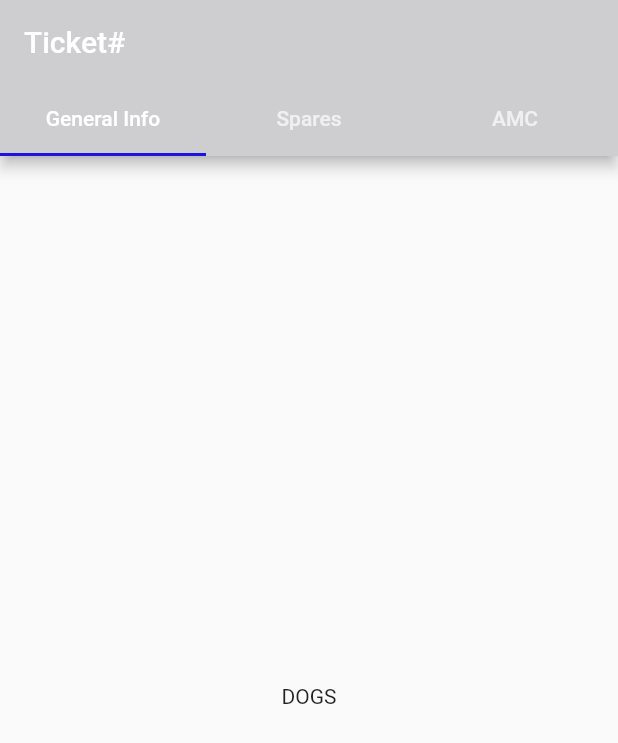
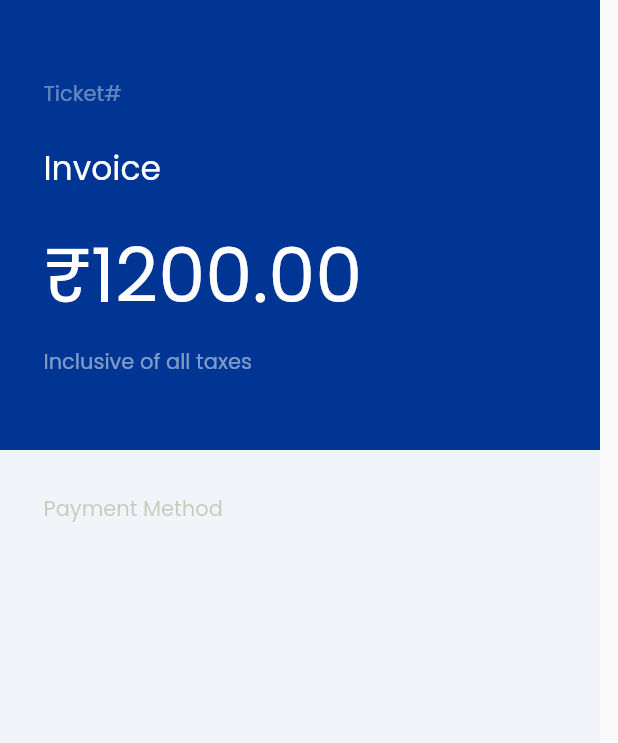
Before and after one commit to piyushgautam258/Eureka, a Flutter app: the screen it shows after launch, on a phone screen of 412 x 824 dp. Shown: the top 743 px of the screen. Run offline on Flutter 3.47's test engine with Material 2 defaults, Android fonts, the phone set to English and light mode, and no system bars.

Commit message:
commit 2

```diff
--- a/lib/main.dart
+++ b/lib/main.dart
@@ -1,4 +1,6 @@
 import 'package:eureka_poc/screen/ticketScreen.dart';
+import 'package:eureka_poc/screen/ticketinvoiceScreen.dart';
+
 import 'package:flutter/material.dart';
 
 void main() {
@@ -15,8 +17,10 @@ class MyApp extends StatelessWidget {
       // title: 'Flutter Demo',
       theme: ThemeData(
         primarySwatch: Colors.blue,
+                fontFamily: 'Poppins',
+
       ),
-      home: const TiketScreen(),
+      home: const ticketinvoiceScreen(),
     );
   }
 }
--- /dev/null
+++ b/lib/screen/ticketinvoiceScreen.dart
@@ -0,0 +1,85 @@
+import 'package:flutter/src/widgets/framework.dart';
+import 'package:flutter/src/widgets/placeholder.dart';
+
+import 'package:flutter/material.dart';
+
+class ticketinvoiceScreen extends StatelessWidget {
+  const ticketinvoiceScreen({super.key});
+
+  @override
+  Widget build(BuildContext context) {
+    return Scaffold(
+      body: Column(
+        children: [
+          Invoice_card(),
+          Container(
+            height: 550,
+            width: 400,
+            padding: EdgeInsets.all(29),
+            color: Color.fromRGBO(242, 244, 250, 1),
+            child: Column(
+                mainAxisAlignment: MainAxisAlignment.start,
+                crossAxisAlignment: CrossAxisAlignment.start,
+                children: [
+
+                   Text(
+            'Payment Method',
+            style: TextStyle(
+                fontSize: 14,
+                color: Color.fromARGB(62, 64, 69, 1)),
+          ),
+                ]),
+          )
+        ],
+      ),
+    );
+  }
+}
+
+class Invoice_card extends StatelessWidget {
+  const Invoice_card({
+    super.key,
+  });
+
+  @override
+  Widget build(BuildContext context) {
+    return Container(
+      height: 300,
+      width: 400,
+      padding: EdgeInsets.all(29),
+      color: Color.fromRGBO(0, 53, 148, 1),
+      child: Column(
+        mainAxisAlignment: MainAxisAlignment.start,
+        crossAxisAlignment: CrossAxisAlignment.start,
+        children: [
+          SizedBox(height: 23),
+          Text(
+            'Ticket#',
+            style: TextStyle(
+                fontSize: 14,
+                color: Color.fromARGB(255, 255, 255, 255).withOpacity(0.4)),
+          ),
+          SizedBox(height: 23),
+          Text(
+            'Invoice',
+            style: TextStyle(
+                fontSize: 22, color: Color.fromARGB(255, 255, 255, 255)),
+          ),
+          SizedBox(height: 17),
+          Text(
+            '₹1200.00',
+            style: TextStyle(
+                fontSize: 50, color: Color.fromARGB(255, 255, 255, 255)),
+          ),
+          SizedBox(height: 10),
+          Text(
+            'Inclusive of all taxes',
+            style: TextStyle(
+                fontSize: 14,
+                color: Color.fromARGB(255, 255, 255, 255).withOpacity(0.5)),
+          ),
+        ],
+      ),
+    );
+  }
+}
```
Also changed, not shown: pubspec.yaml (+4 -4 lines), fonts/Poppins-Regular.ttf (added).
